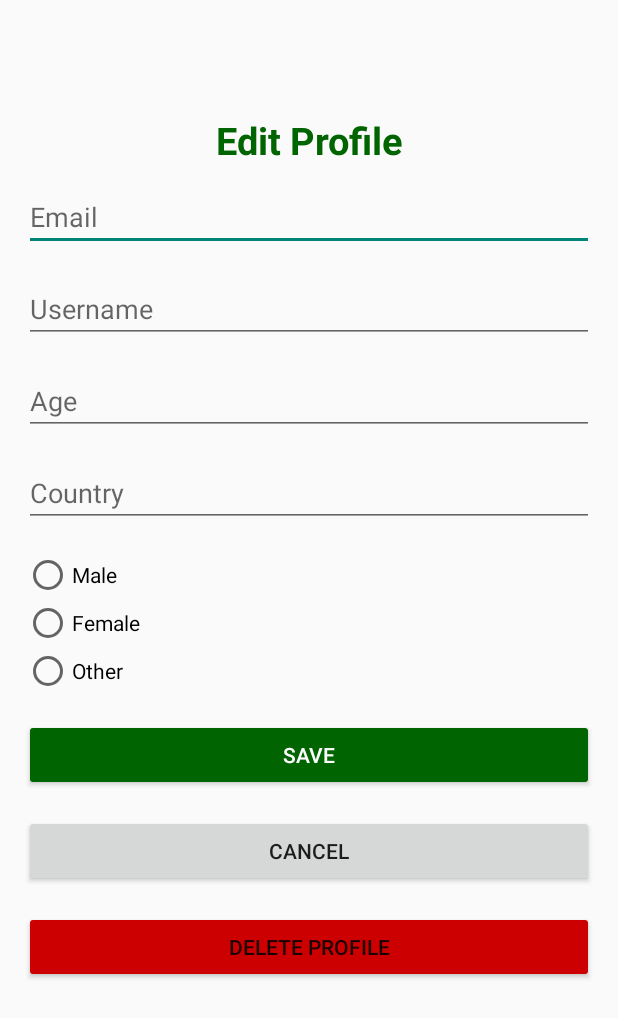
After one commit to Dasunwee/Knowly, an Android app: the layout activity_edit_profile.xml on its own in the app's theme, with its tools: preview values and no code run, on a phone screen of 412 x 824 dp. The commit adds this screen. Shown: the top 1018 px of the screen. Run offline under Robolectric (Android 15) with nearby library versions, the phone set to English and light mode, and no system bars.

Commit message:
Added firebase backend for profile page

```diff
--- /dev/null
+++ b/app/src/main/res/layout/activity_edit_profile.xml
@@ -0,0 +1,122 @@
+<?xml version="1.0" encoding="utf-8"?>
+<ScrollView xmlns:android="http://schemas.android.com/apk/res/android"
+    android:layout_width="match_parent"
+    android:layout_height="match_parent"
+    android:padding="16dp">
+
+
+    <RelativeLayout
+        android:layout_width="match_parent"
+        android:layout_height="wrap_content"
+        android:layout_marginTop="60dp">
+
+        <TextView
+            android:layout_width="match_parent"
+            android:layout_height="wrap_content"
+
+            android:text="Edit Profile"
+            android:textColor="@color/dark_green"
+            android:textStyle="bold"
+            android:textSize="25dp"
+            android:textAlignment="center"
+            />
+
+
+
+        <!-- Email -->
+        <EditText
+            android:id="@+id/etEmail"
+            android:layout_width="match_parent"
+            android:layout_height="wrap_content"
+            android:hint="Email"
+            android:layout_marginTop="46dp"
+            android:inputType="textEmailAddress"
+            android:layout_marginBottom="16dp"/>
+
+        <!-- Username -->
+        <EditText
+            android:id="@+id/etUsername"
+            android:layout_width="match_parent"
+            android:layout_height="wrap_content"
+            android:hint="Username"
+            android:inputType="text"
+            android:layout_below="@id/etEmail"
+            android:layout_marginBottom="16dp"/>
+
+        <!-- Age -->
+        <EditText
+            android:id="@+id/etAge"
+            android:layout_width="match_parent"
+            android:layout_height="wrap_content"
+            android:hint="Age"
+            android:inputType="number"
+            android:layout_below="@id/etUsername"
+            android:layout_marginBottom="16dp"/>
+
+        <!-- Country -->
+        <EditText
+            android:id="@+id/etCountry"
+            android:layout_width="match_parent"
+            android:layout_height="wrap_content"
+            android:hint="Country"
+            android:inputType="text"
+            android:layout_below="@id/etAge"
+            android:layout_marginBottom="16dp"/>
+
+        <!-- Gender Radio Group -->
+        <RadioGroup
+            android:id="@+id/rgGender"
+            android:layout_width="match_parent"
+            android:layout_height="wrap_content"
+            android:layout_below="@id/etCountry"
+            android:layout_marginBottom="16dp">
+
+            <RadioButton
+                android:id="@+id/rbMale"
+                android:layout_width="wrap_content"
+                android:layout_height="wrap_content"
+                android:text="Male"/>
+
+            <RadioButton
+                android:id="@+id/rbFemale"
+                android:layout_width="wrap_content"
+                android:layout_height="wrap_content"
+                android:text="Female"/>
+
+            <RadioButton
+                android:id="@+id/rbOther"
+                android:layout_width="wrap_content"
+                android:layout_height="wrap_content"
+                android:text="Other"/>
+        </RadioGroup>
+
+        <!-- Save Button -->
+        <Button
+            android:id="@+id/btnSave"
+            android:layout_width="match_parent"
+            android:layout_height="wrap_content"
+            android:text="Save"
+            android:backgroundTint="@color/dark_green"
+            android:textColor="@color/white"
+            android:layout_below="@id/rgGender"
+            android:layout_marginBottom="16dp"/>
+
+        <!-- Cancel Button -->
+        <Button
+            android:id="@+id/btnCancel"
+            android:layout_width="match_parent"
+            android:layout_height="wrap_content"
+            android:text="Cancel"
+            android:layout_below="@id/btnSave"
+            android:layout_marginBottom="16dp"/>
+
+        <!-- Delete Profile Button -->
+        <Button
+            android:id="@+id/btnDeleteProfile"
+            android:layout_width="match_parent"
+            android:layout_height="wrap_content"
+            android:text="Delete Profile"
+            android:backgroundTint="@android:color/holo_red_dark"
+            android:layout_below="@id/btnCancel"/>
+    </RelativeLayout>
+</ScrollView>
--- a/app/src/main/res/layout/activity_page1.xml
+++ b/app/src/main/res/layout/activity_page1.xml
@@ -60,7 +60,7 @@
         android:textColor="#388E3C"
         android:textSize="18sp"
         android:textStyle="bold"
-        tools:ignore="HardcodedText" />
+        tools:ignore="DuplicateIds,HardcodedText,RtlCompat" />
 
     <Button
         android:id="@+id/getStartButton"
--- a/app/src/main/res/layout/activity_page3.xml
+++ b/app/src/main/res/layout/activity_page3.xml
@@ -92,7 +92,7 @@
                 android:textSize="14sp" />
 
             <Button
-                android:id="@+id/edit_profile"
+                android:id="@+id/btnedit_profile"
                 android:layout_width="wrap_content"
                 android:layout_height="wrap_content"
                 android:layout_marginTop="12dp"
```
Also changed, not shown: app/src/main/java/com/example/myapplication/edit_profile.java (added, +208 -0 lines), app/src/main/java/com/example/myapplication/page3.java (+11 -0 lines).
